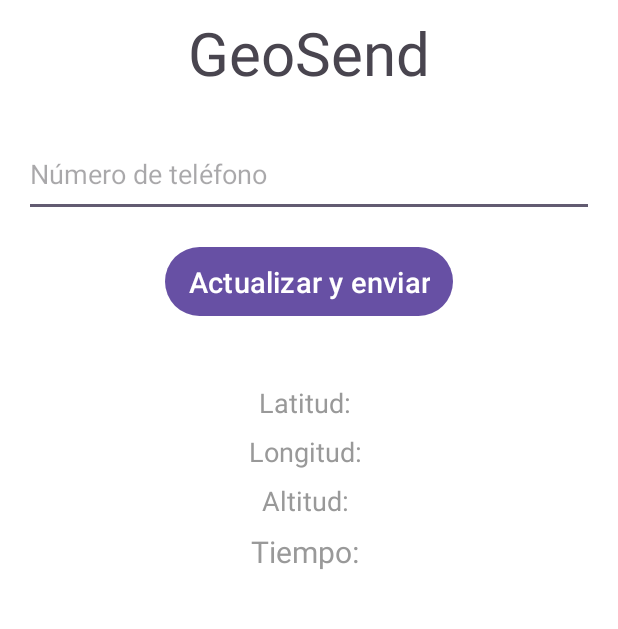
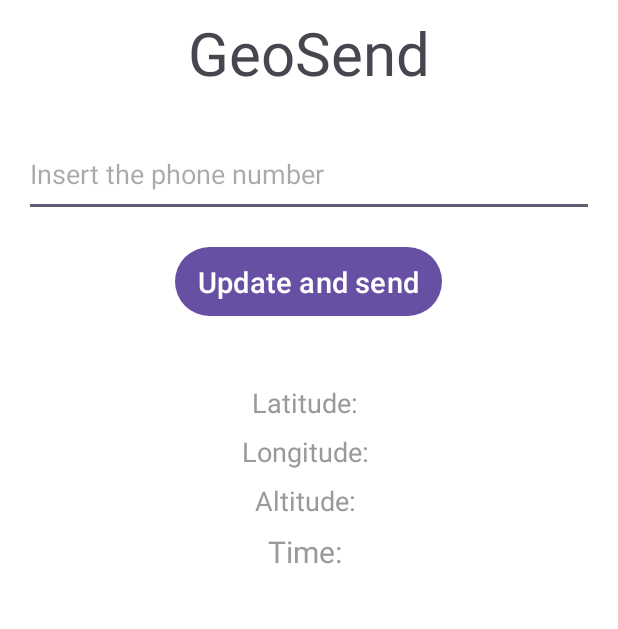
Before and after one commit to MrManini/taxi-tracker, an Android app: the screen it shows after launch (MainActivity), on a phone screen of 412 x 824 dp, the part 422-1051 px from its top. Run offline under Robolectric (Android 15) with nearby library versions, the phone set to English and light mode, and no system bars.

Commit message:
Language change

```diff
--- a/SendMyGeo/app/src/main/res/layout/activity_main.xml
+++ b/SendMyGeo/app/src/main/res/layout/activity_main.xml
@@ -42,7 +42,7 @@
         android:layout_width="match_parent"
         android:layout_height="57dp"
         android:layout_gravity="center_vertical"
-        android:hint="Número de teléfono"
+        android:hint="Insert the phone number"
         android:inputType="phone" />
 
 
@@ -52,7 +52,7 @@
         android:layout_height="wrap_content"
         android:layout_gravity="center_horizontal"
         android:layout_marginTop="16dp"
-        android:text="Actualizar y enviar"
+        android:text="Update and send"
         android:textSize="19sp"
         android:paddingLeft="15dp"
         android:paddingRight="15dp"
@@ -69,7 +69,7 @@
         android:layout_marginTop="16dp"
         android:textColor="#999999"
 
-        android:text="Latitud: "
+        android:text="Latitude: "
         android:textSize="18sp" />
 
     <TextView
@@ -78,7 +78,7 @@
         android:layout_height="wrap_content"
         android:layout_gravity="center_horizontal"
         android:layout_marginTop="8dp"
-        android:text="Longitud: "
+        android:text="Longitude: "
         android:textSize="18sp"
         android:textColor="#999999"
 
@@ -90,7 +90,7 @@
         android:layout_height="wrap_content"
         android:layout_gravity="center_horizontal"
         android:layout_marginTop="8dp"
-        android:text="Altitud: "
+        android:text="Altitude: "
         android:textSize="18sp"
         android:textColor="#999999"
         />
@@ -101,7 +101,7 @@
         android:layout_height="wrap_content"
         android:layout_gravity="center_horizontal"
         android:layout_marginTop="8dp"
-        android:text="Tiempo: "
+        android:text="Time: "
         android:textSize="20sp"
         android:textColor="#999999"
 
```
Also changed, not shown: SendMyGeo/app/src/main/java/com/example/sendmygeo/MainActivity.java (+20 -16 lines).
